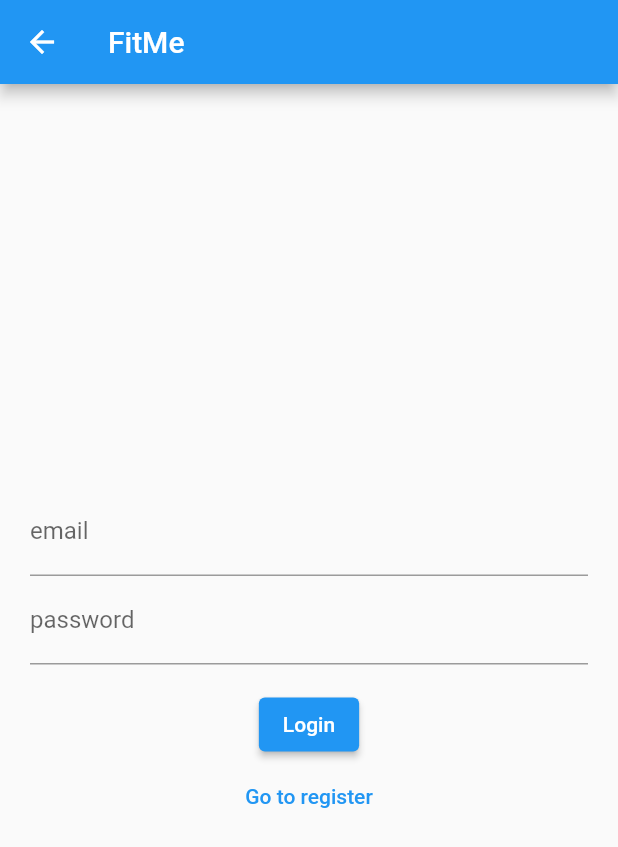
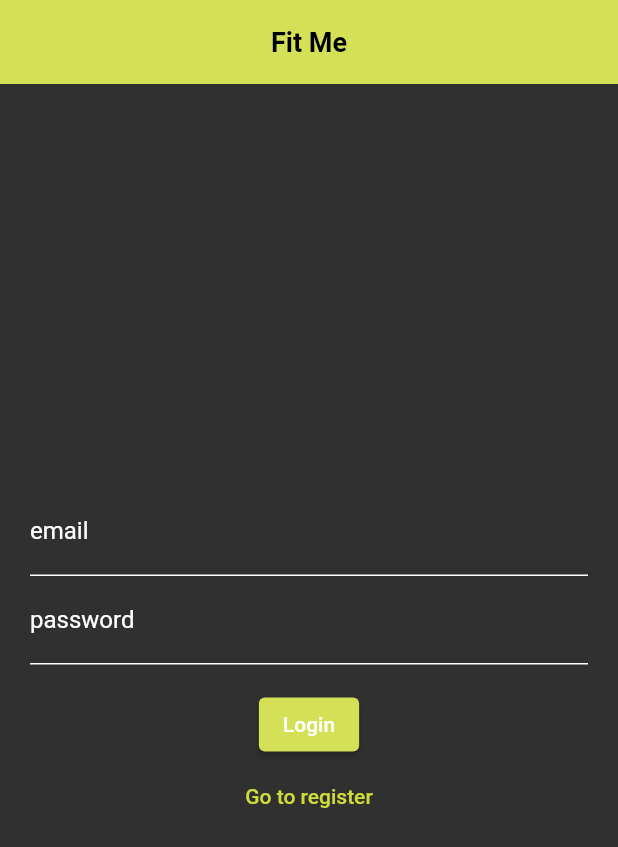
Before and after one commit to hardKokos/23_FitMe, a Flutter app: the LoginPage screen opened directly, on a phone screen of 412 x 824 dp. Shown: the top 847 px of the screen. Run offline on Flutter 3.47's test engine with Material 2 defaults, Android fonts, the phone set to English and light mode, and no system bars; our stand-ins replace anim_search_bar, cloud_firestore, confetti, firebase_auth, firebase_core, table_calendar; missing offline and left inert: barcode_scan2; accounts and stored records are empty.

```diff
--- a/frontend/fit_me/lib/main.dart
+++ b/frontend/fit_me/lib/main.dart
@@ -3,7 +3,7 @@ import 'package:fit_me/calendar.dart';
 import 'package:flutter/material.dart';
 import 'package:firebase_core/firebase_core.dart';
 import 'dart:async';
-import 'package:fit_me/widget_tree.dart';
+import 'package:fit_me/pages/auth/widget_tree.dart';
 
 // Future main() async {
 //   WidgetsFlutterBinding.ensureInitialized();
--- a/frontend/fit_me/lib/pages/login_register_page.dart
+++ b/frontend/fit_me/lib/pages/login_register_page.dart
@@ -1,14 +1,12 @@
 import 'package:flutter/material.dart';
-import 'package:fit_me/auth.dart';
+import 'package:fit_me/pages/auth/auth.dart';
 import 'package:firebase_auth/firebase_auth.dart';
 
-class LoginPage extends StatefulWidget{
-
+class LoginPage extends StatefulWidget {
   const LoginPage({Key? key}) : super(key: key);
 
   @override
   State<LoginPage> createState() => _LoginPageState();
-
 }
 
 class _LoginPageState extends State<LoginPage> {
@@ -18,93 +16,112 @@ class LoginPage extends StatefulWidget{
   final TextEditingController _controllerEmail = TextEditingController();
   final TextEditingController _controllerPassword = TextEditingController();
 
-    Future<void> signInWithEmailAndPassword() async{
-      try{
-
+  Future<void> signInWithEmailAndPassword() async {
+    try {
       await Auth().signInWithEmailPassword(
-          email: _controllerEmail.text,
-          password: _controllerPassword.text
-          );
-      } on FirebaseAuthException catch(e){
+          email: _controllerEmail.text, password: _controllerPassword.text);
+    } on FirebaseAuthException catch (e) {
       setState(() {
         errorMessage = e.message;
       });
     }
   }
 
-    Future<void> createUserWithEmailAndPassword() async{
-      try{
-
+  Future<void> createUserWithEmailAndPassword() async {
+    try {
       await Auth().createUserWithEmailPassword(
-          email: _controllerEmail.text,
-          password: _controllerPassword.text
-          );
-      } on FirebaseAuthException catch(e){
+          email: _controllerEmail.text, password: _controllerPassword.text);
+    } on FirebaseAuthException catch (e) {
       setState(() {
         errorMessage = e.message;
       });
     }
   }
 
-    Widget _title(){
-      return const Text("FitMe");
-    }
-
-    Widget _entryFieldLogin(
-      String title,
-      TextEditingController controller
-      ){
+  Widget _entryFieldLogin(String title, TextEditingController controller) {
     return TextField(
       controller: controller,
       decoration: InputDecoration(
         labelText: title,
+        labelStyle: TextStyle(
+          color: Colors.white,
+        ),
+        enabledBorder: UnderlineInputBorder(
+          borderSide: BorderSide(color: Colors.white), // Set border color
+        ),
+        focusedBorder: UnderlineInputBorder(
+          borderSide: BorderSide(color: Colors.lime), // Set border color
+        ),
       ),
     );
   }
 
-    Widget _entryFieldPassword(
-      String title,
-      TextEditingController controller
-      ){
+  Widget _entryFieldPassword(String title, TextEditingController controller) {
     return TextField(
       controller: controller,
       obscureText: true,
       decoration: InputDecoration(
         labelText: title,
+        labelStyle: TextStyle(
+          color: Colors.white,
+        ),
+        enabledBorder: UnderlineInputBorder(
+          borderSide: BorderSide(color: Colors.white), // Set border color
+        ),
+        focusedBorder: UnderlineInputBorder(
+          borderSide: BorderSide(color: Colors.lime), // Set border color
+        ),
       ),
     );
   }
 
-    Widget _errorMessage(){
+  Widget _errorMessage() {
     return Text(errorMessage == '' ? '' : '$errorMessage');
   }
 
-
-    Widget _submitButton(){
+  Widget _submitButton() {
     return ElevatedButton(
-        onPressed: isLogin ? signInWithEmailAndPassword : createUserWithEmailAndPassword,
-        child: Text(isLogin ? 'Login' : 'Register'),);
+      onPressed:
+          isLogin ? signInWithEmailAndPassword : createUserWithEmailAndPassword,
+      child: Text(isLogin ? 'Login' : 'Register'),
+      style: ElevatedButton.styleFrom(
+        backgroundColor: Colors.lime.shade400,
+      ),
+    );
   }
 
-
-    Widget _loginOrRegisterButton(){
+  Widget _loginOrRegisterButton() {
     return TextButton(
-      onPressed: (){
+      onPressed: () {
         setState(() {
           isLogin = !isLogin;
         });
       },
-      child: Text(isLogin ? 'Go to register' : 'Go to login'),
+      child: Text(isLogin ? 'Go to register' : 'Go to login',
+          style: TextStyle(
+            color: Colors.lime,
+          )),
     );
   }
 
-
   @override
-      Widget build(BuildContext context){
+  Widget build(BuildContext context) {
     return Scaffold(
       appBar: AppBar(
-            title: _title(),
+        title: const Text(
+          'Fit Me',
+          style: TextStyle(
+            fontSize: 18,
+            fontWeight: FontWeight.bold,
+            color: Colors.black, // Adjusted text color
           ),
+        ),
+        backgroundColor: Colors.lime.shade400,
+        centerTitle: true,
+        elevation: 0.0,
+        automaticallyImplyLeading: false,
+      ),
+      backgroundColor: Colors.grey[850],
       body: Container(
         height: double.infinity,
         width: double.infinity,
@@ -119,7 +136,6 @@ class LoginPage extends StatefulWidget{
             _errorMessage(),
             _submitButton(),
             _loginOrRegisterButton()
-
           ],
         ),
       ),
```
Also changed, not shown: frontend/fit_me/lib/add_meal.dart (+16 -1 lines), frontend/fit_me/lib/calendar.dart (+24 -0 lines), frontend/fit_me/lib/pages/auth/widget_tree.dart (added, +26 -0 lines), frontend/fit_me/lib/pages/create_diet.dart (added, +72 -0 lines), frontend/fit_me/lib/pages/home_page.dart (+12 -16 lines), frontend/fit_me/lib/search_for_product.dart (+91 -42 lines), frontend/fit_me/lib/widget_tree.dart (deleted, +0 -32 lines), frontend/fit_me/lib/pages/auth/auth.dart (renamed from frontend/fit_me/lib/auth.dart). Lines whose indentation alone changed are shown as unchanged.
